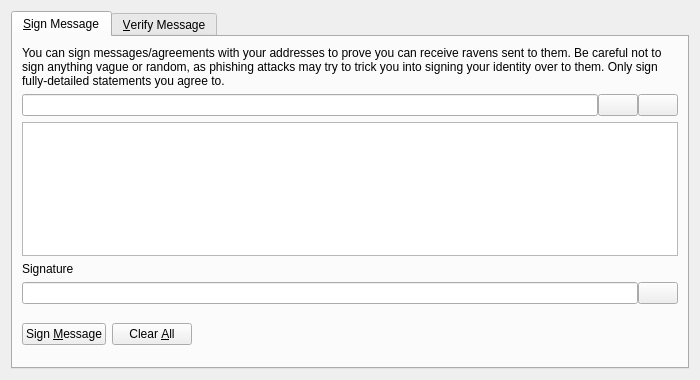
Before: the Qt Designer form src/qt/forms/signverifymessagedialog.ui in morrigan-ai/MRG, drawn with Qt 5.
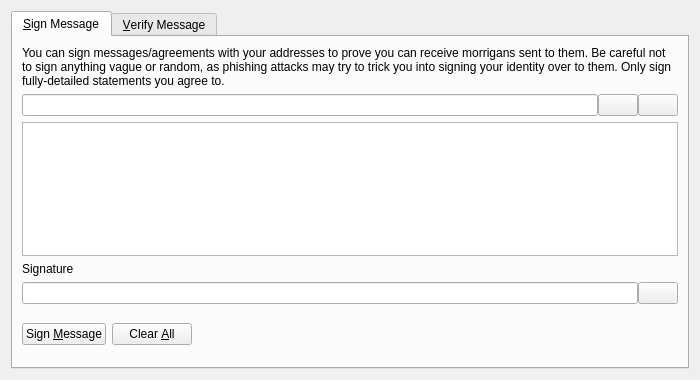
After: the same form once the commit is applied. Icons and pictures are not drawn. Custom widgets are drawn as their Qt base class.

Diff of the .ui file:
```diff
--- a/src/qt/forms/signverifymessagedialog.ui
+++ b/src/qt/forms/signverifymessagedialog.ui
@@ -30,7 +30,7 @@
        <item>
         <widget class="QLabel" name="infoLabel_SM">
          <property name="text">
-          <string>You can sign messages/agreements with your addresses to prove you can receive ravens sent to them. Be careful not to sign anything vague or random, as phishing attacks may try to trick you into signing your identity over to them. Only sign fully-detailed statements you agree to.</string>
+          <string>You can sign messages/agreements with your addresses to prove you can receive morrigans sent to them. Be careful not to sign anything vague or random, as phishing attacks may try to trick you into signing your identity over to them. Only sign fully-detailed statements you agree to.</string>
          </property>
          <property name="textFormat">
           <enum>Qt::PlainText</enum>
```
Left out of the diff: 26 changed lines with no effect on the pictures.
